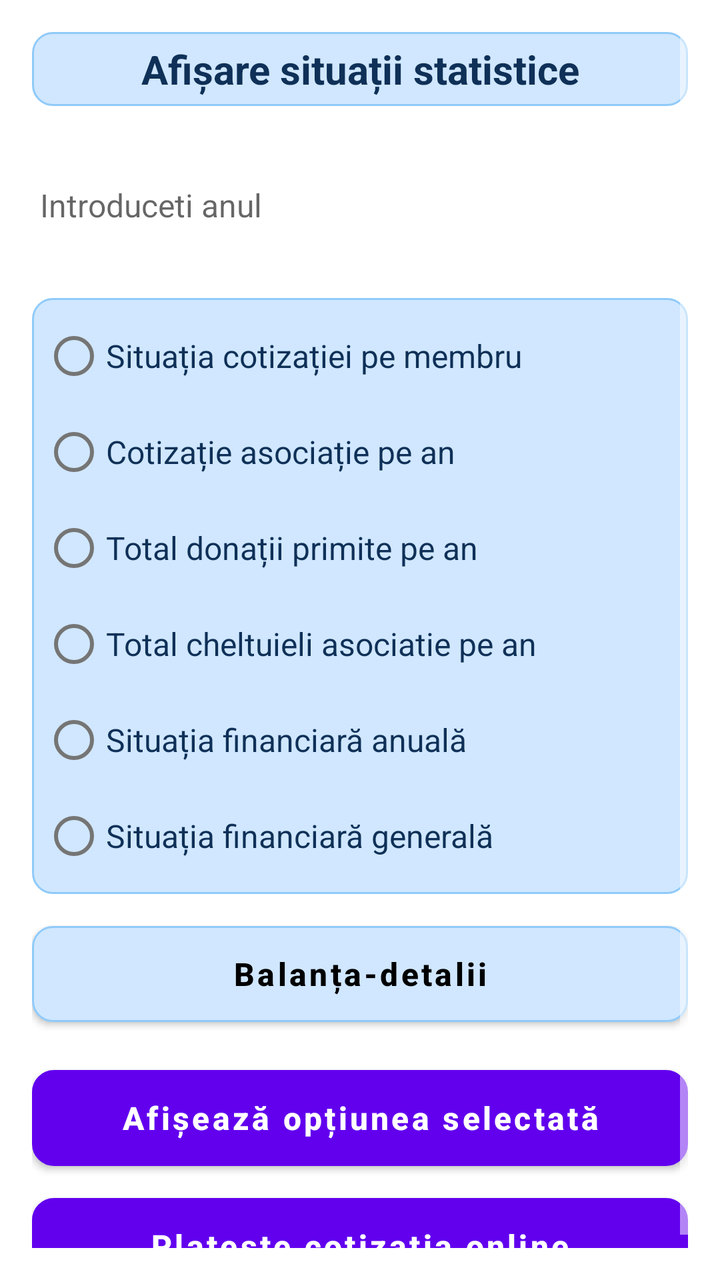
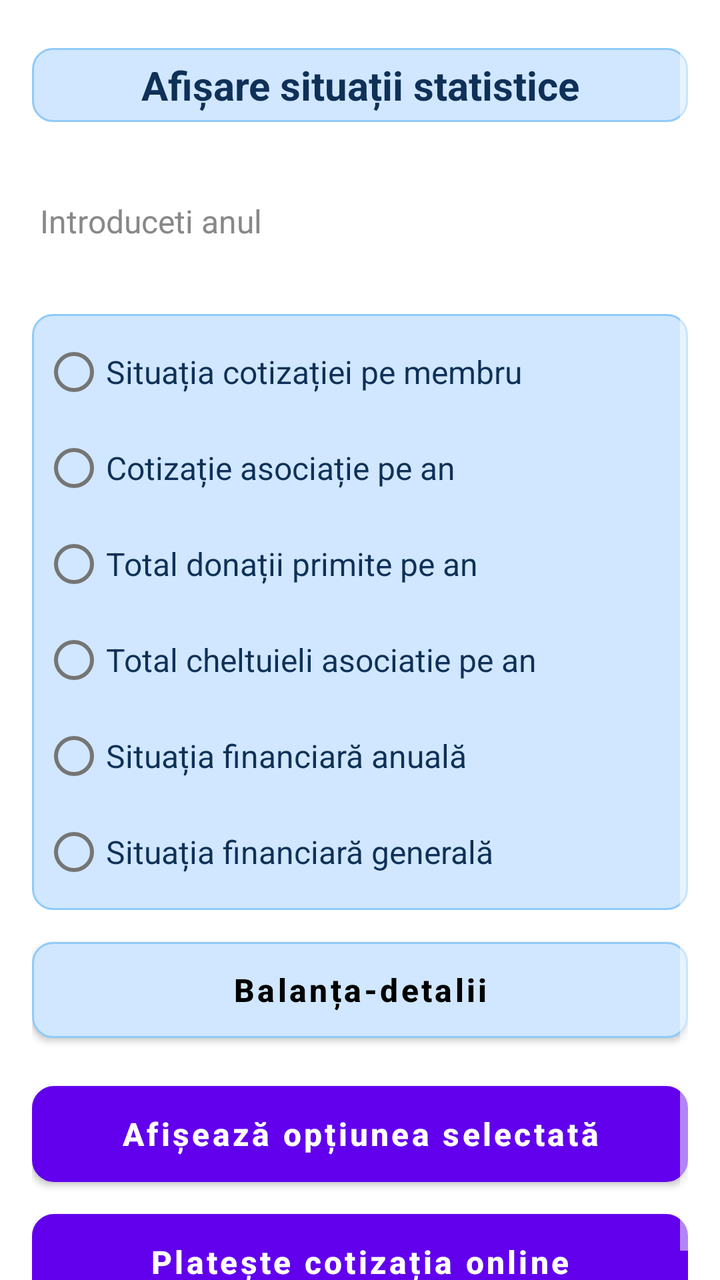

The first picture is an Android layout as it rendered before a commit; the second is the same layout after the commit. The layout source and the unified diff follow.
<!-- AndroidManifest.xml: application theme Theme.Cotizatia -->
<!-- res/layout/activity_main.xml -->
<?xml version="1.0" encoding="utf-8"?>
<ScrollView xmlns:android="http://schemas.android.com/apk/res/android"
    xmlns:app="http://schemas.android.com/apk/res-auto"
    xmlns:tools="http://schemas.android.com/tools"
    android:layout_width="match_parent"
    android:layout_height="match_parent"
    android:fillViewport="true"
    android:padding="@dimen/margin_standard"
    tools:context=".MainActivity">

    <androidx.constraintlayout.widget.ConstraintLayout
        android:id="@+id/mainLayout"
        android:layout_width="match_parent"
        android:layout_height="wrap_content">

        <TextView
            android:id="@+id/textViewTitlu"
            android:layout_width="0dp"
            android:layout_height="wrap_content"
            android:background="@drawable/caseta"
            android:text="@string/app_titlu_princ"
            android:textAlignment="center"
            android:textColor="@color/edit_text_text"
            android:textSize="@dimen/text_title_size"
            android:textStyle="bold"
            android:paddingTop="@dimen/margin_small"
            android:paddingBottom="@dimen/margin_small"
            app:layout_constraintTop_toTopOf="parent"
            app:layout_constraintStart_toStartOf="parent"
            app:layout_constraintEnd_toEndOf="parent" />

        <EditText
            android:id="@+id/editTextAnul"
            android:layout_width="0dp"
            android:layout_height="wrap_content"
            android:minHeight="@dimen/edittext_min_height"
            android:layout_marginTop="@dimen/margin_large"
            android:ems="10"
            android:hint="@string/anul"
            android:inputType="number"
            android:textColor="#041B2E"
            android:textSize="@dimen/text_body_size"
            android:importantForAutofill="no"
            app:layout_constraintTop_toBottomOf="@id/textViewTitlu"
            app:layout_constraintStart_toStartOf="parent"
            app:layout_constraintEnd_toEndOf="parent" />

        <RadioGroup
            android:id="@+id/radio_grup"
            android:layout_width="0dp"
            android:layout_height="wrap_content"
            android:layout_marginTop="@dimen/margin_large"
            android:background="@drawable/caseta"
            android:clipToPadding="false"
            android:padding="@dimen/margin_small"
            app:layout_constraintTop_toBottomOf="@id/editTextAnul"
            app:layout_constraintStart_toStartOf="parent"
            app:layout_constraintEnd_toEndOf="parent">

            <RadioButton
                android:id="@+id/radio_cot_persoana"
                style="@style/RadioButtonStyle"
                android:layout_width="match_parent"
                android:layout_height="wrap_content"
                android:checked="false"
                android:text="@string/SitCotMem" />

            <RadioButton
                android:id="@+id/radio_total_cot_pe_an"
                style="@style/RadioButtonStyle"
                android:layout_width="match_parent"
                android:layout_height="wrap_content"
                android:checked="false"
                android:text="@string/CotAsAn" />

            <RadioButton
                android:id="@+id/radio_donatii_asoc_an"
                style="@style/RadioButtonStyle"
                android:layout_width="match_parent"
                android:layout_height="wrap_content"
                android:checked="false"
                android:text="@string/TotDonatii" />

            <RadioButton
                android:id="@+id/radio_chelt_asoc_an"
                style="@style/RadioButtonStyle"
                android:layout_width="match_parent"
                android:layout_height="wrap_content"
                android:checked="false"
                android:text="@string/TotCheltAn" />

            <RadioButton
                android:id="@+id/radio_sit_gen_anuala"
                style="@style/RadioButtonStyle"
                android:layout_width="match_parent"
                android:layout_height="wrap_content"
                android:checked="false"
                android:text="@string/SitFinAnuala" />

            <RadioButton
                android:id="@+id/radio_sit_gen_asoc"
                style="@style/RadioButtonStyle"
                android:layout_width="match_parent"
                android:layout_height="wrap_content"
                android:checked="false"
                android:text="@string/SitFinGen" />
        </RadioGroup>

        <Button
            android:id="@+id/btnBalantaDetalii"
            android:layout_width="0dp"
            android:layout_height="wrap_content"
            android:layout_marginTop="@dimen/margin_medium"
            android:background="@drawable/balanta_button_background"
            app:backgroundTint="@null"
            android:text="@string/BalantaDetails"
            android:textAllCaps="false"
            android:textColor="@color/black"
            android:textSize="@dimen/text_body_size"
            android:textStyle="bold"
            app:layout_constraintTop_toBottomOf="@id/radio_grup"
            app:layout_constraintStart_toStartOf="parent"
            app:layout_constraintEnd_toEndOf="parent" />

        <Button
            android:id="@+id/btnSend"
            android:layout_width="0dp"
            android:layout_height="wrap_content"
            android:layout_marginTop="@dimen/margin_large"
            android:background="@drawable/mybutton"
            android:text="@string/afiseaza"
            android:textAllCaps="false"
            android:textSize="@dimen/text_body_size"
            android:textStyle="bold"
            app:layout_constraintTop_toBottomOf="@id/btnBalantaDetalii"
            app:layout_constraintStart_toStartOf="parent"
            app:layout_constraintEnd_toEndOf="parent" />

        <Button
            android:id="@+id/btnPlataOnline"
            android:layout_width="0dp"
            android:layout_height="wrap_content"
            android:layout_marginTop="@dimen/margin_medium"
            android:layout_marginBottom="@dimen/margin_xlarge"
            android:background="@drawable/mybutton"
            android:text="@string/PlataOnline"
            android:textAllCaps="false"
            android:textColor="@color/white"
            android:textStyle="bold"
            android:textSize="@dimen/text_body_size"
            app:layout_constraintTop_toBottomOf="@id/btnSend"
            app:layout_constraintStart_toStartOf="parent"
            app:layout_constraintEnd_toEndOf="parent" />

    </androidx.constraintlayout.widget.ConstraintLayout>
</ScrollView>
<!-- resources referenced by this layout -->
<resources>
  <color name="black">#FF000000</color>
  <color name="edit_text_text">#0F3057</color>
  <color name="white">#FFFFFFFF</color>
  <dimen name="edittext_min_height">48dp</dimen>
  <dimen name="margin_large">24dp</dimen>
  <dimen name="margin_medium">16dp</dimen>
  <dimen name="margin_small">5dp</dimen>
  <dimen name="margin_standard">16dp</dimen>
  <dimen name="margin_xlarge">32dp</dimen>
  <dimen name="text_body_size">16sp</dimen>
  <dimen name="text_title_size">20sp</dimen>
  <!-- drawable caseta (drawable-v24) -->
  <?xml version="1.0" encoding="utf-8"?>
  <selector xmlns:android="http://schemas.android.com/apk/res/android">
  
      <item >
          <shape android:shape="rectangle" >
              <corners android:radius="10dp" />
  
  
              <solid android:color="@color/sky_blue_bg" />
              <stroke android:width="1dp" android:color="@color/sky_blue_stroke" />
          </shape>
      </item>
  </selector>
  <string name="BalantaDetails">Balanța-detalii</string>
  <string name="CotAsAn">Cotizație asociație pe an</string>
  <string name="PlataOnline">Platește cotizația online</string>
  <string name="SitCotMem">Situația cotizației pe membru</string>
  <string name="SitFinAnuala">Situația financiară anuală</string>
  <string name="SitFinGen">Situația financiară generală</string>
  <string name="TotCheltAn">Total cheltuieli asociatie pe an</string>
  <string name="TotDonatii">Total donații primite pe an</string>
  <string name="afiseaza"><font fgcolor="#ffffff">Afișează opțiunea selectată</font></string>
  <string name="anul">Introduceti anul</string>
  <string name="app_titlu_princ">Afișare situații statistice</string>
  <style name="RadioButtonStyle">
          <item name="android:textSize">16sp</item>
          <item name="android:textColor">@color/edit_text_text</item>
      </style>
  <style name="Theme.Cotizatia" parent="Theme.MaterialComponents.DayNight.DarkActionBar">
          
          <item name="colorPrimary">@color/purple_500</item>
          <item name="colorPrimaryVariant">@color/purple_700</item>
          <item name="colorOnPrimary">@color/white</item>
          
          <item name="colorSecondary">@color/teal_200</item>
          <item name="colorSecondaryVariant">@color/teal_700</item>
          <item name="colorOnSecondary">@color/black</item>
          
          <item name="android:statusBarColor" tools:targetApi="l">?attr/colorPrimaryVariant</item>
          
  
          <item name="android:colorControlNormal">@color/white</item>
          <item name="android:colorControlActivated">@color/white</item>
          <item name="android:colorControlHighlight">@android:color/transparent</item>
  
      </style>
  <color name="royalblue">#4169E1</color>
  <color name="sky_blue_stroke">#90CAF9</color>
  <color name="sky_blue_bg">#D0E7FF</color>
  <color name="purple_500">#FF6200EE</color>
  <color name="purple_700">#FF3700B3</color>
  <color name="teal_200">#FF03DAC5</color>
  <color name="teal_700">#FF018786</color>
  <!-- unchanged entries left out for length: 2 -->
</resources>

<!-- the commit's change to res/layout/activity_main.xml (unified diff, before → after) -->
@@ -5,7 +5,7 @@
     android:layout_width="match_parent"
     android:layout_height="match_parent"
     android:fillViewport="true"
-    android:padding="@dimen/margin_standard"
+    android:paddingHorizontal="@dimen/margin_standard"
     tools:context=".MainActivity">
 
     <androidx.constraintlayout.widget.ConstraintLayout
@@ -17,6 +17,7 @@
             android:id="@+id/textViewTitlu"
             android:layout_width="0dp"
             android:layout_height="wrap_content"
+            android:layout_marginTop="@dimen/margin_large"
             android:background="@drawable/caseta"
             android:text="@string/app_titlu_princ"
             android:textAlignment="center"
@@ -40,6 +41,7 @@
             android:inputType="number"
             android:textColor="#041B2E"
             android:textSize="@dimen/text_body_size"
+            android:textColorHint="#888888"
             android:importantForAutofill="no"
             app:layout_constraintTop_toBottomOf="@id/textViewTitlu"
             app:layout_constraintStart_toStartOf="parent"
@@ -60,7 +62,7 @@
             <RadioButton
                 android:id="@+id/radio_cot_persoana"
                 style="@style/RadioButtonStyle"
-                android:layout_width="match_parent"
+                android:layout_width="wrap_content"
                 android:layout_height="wrap_content"
                 android:checked="false"
                 android:text="@string/SitCotMem" />
@@ -68,7 +70,7 @@
             <RadioButton
                 android:id="@+id/radio_total_cot_pe_an"
                 style="@style/RadioButtonStyle"
-                android:layout_width="match_parent"
+                android:layout_width="wrap_content"
                 android:layout_height="wrap_content"
                 android:checked="false"
                 android:text="@string/CotAsAn" />
@@ -76,7 +78,7 @@
             <RadioButton
                 android:id="@+id/radio_donatii_asoc_an"
                 style="@style/RadioButtonStyle"
-                android:layout_width="match_parent"
+                android:layout_width="wrap_content"
                 android:layout_height="wrap_content"
                 android:checked="false"
                 android:text="@string/TotDonatii" />
@@ -84,7 +86,7 @@
             <RadioButton
                 android:id="@+id/radio_chelt_asoc_an"
                 style="@style/RadioButtonStyle"
-                android:layout_width="match_parent"
+                android:layout_width="wrap_content"
                 android:layout_height="wrap_content"
                 android:checked="false"
                 android:text="@string/TotCheltAn" />
@@ -92,7 +94,7 @@
             <RadioButton
                 android:id="@+id/radio_sit_gen_anuala"
                 style="@style/RadioButtonStyle"
-                android:layout_width="match_parent"
+                android:layout_width="wrap_content"
                 android:layout_height="wrap_content"
                 android:checked="false"
                 android:text="@string/SitFinAnuala" />
@@ -100,7 +102,7 @@
             <RadioButton
                 android:id="@+id/radio_sit_gen_asoc"
                 style="@style/RadioButtonStyle"
-                android:layout_width="match_parent"
+                android:layout_width="wrap_content"
                 android:layout_height="wrap_content"
                 android:checked="false"
                 android:text="@string/SitFinGen" />
